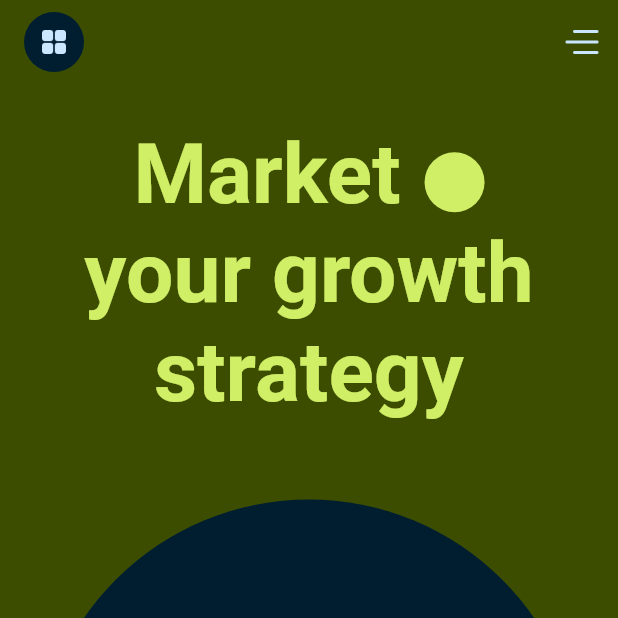
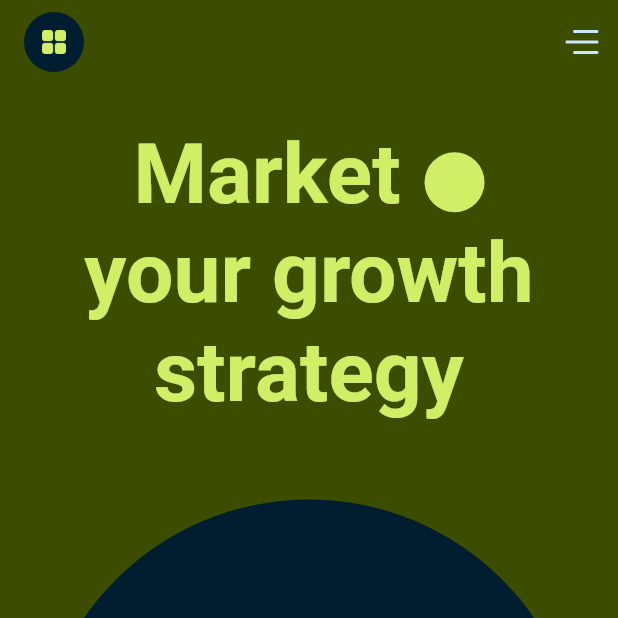
Before and after one commit to iamshivkumar/theme-ui-tutorial, a Flutter app: the screen it shows after launch, on a phone screen of 412 x 824 dp, the top half of it. Run offline on Flutter 3.47's test engine with Material 2 defaults, Android fonts, the phone set to English and light mode, and no system bars; our stand-ins replace dotted_border, flutter_svg; missing offline and left inert: morphable_shape.

Commit message:
added dark theme support

```diff
--- a/lib/main.dart
+++ b/lib/main.dart
@@ -17,6 +17,7 @@ class MyApp extends StatelessWidget {
     final baseDark = ThemeData.dark().textTheme;
     return MaterialApp(
       title: 'Theme UI',
+      debugShowCheckedModeBanner: false,
       themeMode: ThemeMode.dark,
       darkTheme: ThemeData.dark().copyWith(
         shadowColor: darkColorScheme.outline.withOpacity(0.1),
--- a/lib/ui/onboarding_page.dart
+++ b/lib/ui/onboarding_page.dart
@@ -20,10 +20,9 @@ class OnboardingPage extends StatelessWidget {
           padding: const EdgeInsets.only(left: 16),
           child: CircleAvatar(
             backgroundColor: scheme.surface,
-            child: ImageIcon(
-              const AssetImage(Assets.dashboard),
+            child: const ImageIcon(
+              AssetImage(Assets.dashboard),
               size: 16,
-              color: scheme.onSurface,
             ),
           ),
         ),
```
